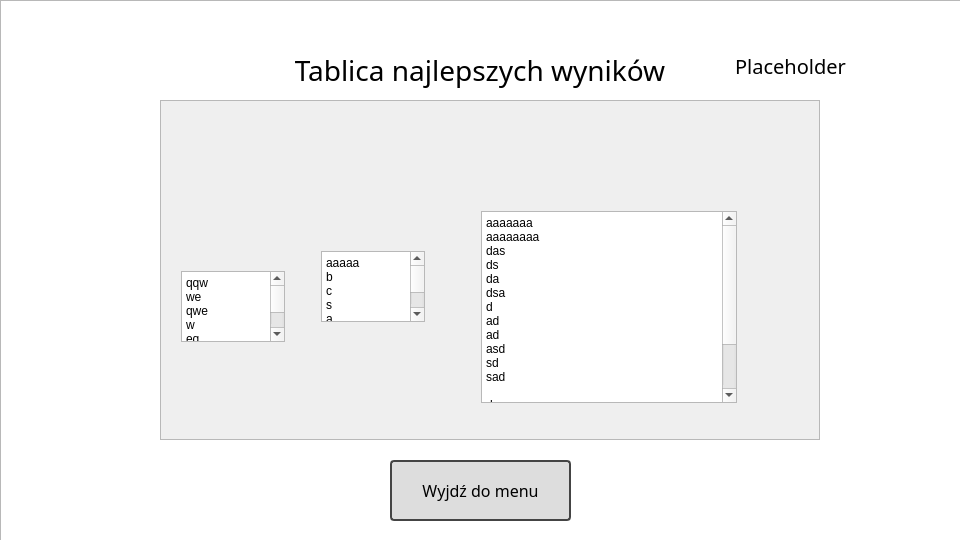
Before: the Qt Designer form MainWindow.ui in zielony414/SudokuQT, drawn with Qt 5.
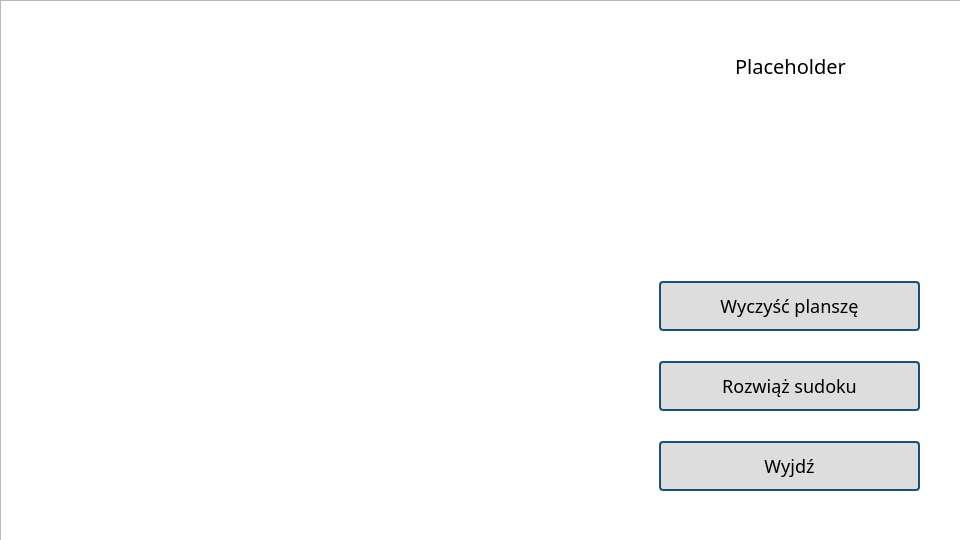
After: the same form once the commit is applied. Icons and pictures are not drawn.

Commit message: Dodanie klasy Wyniki

```diff
--- a/MainWindow.ui
+++ b/MainWindow.ui
@@ -3989,155 +3989,6 @@
       <set>Qt::AlignCenter</set>
      </property>
     </widget>
-    <widget class="QScrollArea" name="scrollArea">
-     <property name="geometry">
-      <rect>
-       <x>160</x>
-       <y>100</y>
-       <width>660</width>
-       <height>340</height>
-      </rect>
-     </property>
-     <property name="verticalScrollBarPolicy">
-      <enum>Qt::ScrollBarAsNeeded</enum>
-     </property>
-     <property name="widgetResizable">
-      <bool>true</bool>
-     </property>
-     <widget class="QWidget" name="scrollAreaWidgetContents">
-      <property name="geometry">
-       <rect>
-        <x>0</x>
-        <y>0</y>
-        <width>658</width>
-        <height>338</height>
-       </rect>
-      </property>
-      <widget class="QTextEdit" name="textEdit">
-       <property name="geometry">
-        <rect>
-         <x>160</x>
-         <y>150</y>
-         <width>104</width>
-         <height>71</height>
-        </rect>
-       </property>
-       <property name="inputMethodHints">
-        <set>Qt::ImhMultiLine</set>
-       </property>
-       <property name="readOnly">
-        <bool>true</bool>
-       </property>
-       <property name="html">
-        <string>&lt;!DOCTYPE HTML PUBLIC &quot;-//W3C//DTD HTML 4.0//EN&quot; &quot;http://www.w3.org/TR/REC-html40/strict.dtd&quot;&gt;
-&lt;html&gt;&lt;head&gt;&lt;meta name=&quot;qrichtext&quot; content=&quot;1&quot; /&gt;&lt;meta charset=&quot;utf-8&quot; /&gt;&lt;style type=&quot;text/css&quot;&gt;
-p, li { white-space: pre-wrap; }
-hr { height: 1px; border-width: 0; }
-li.unchecked::marker { content: &quot;\2610&quot;; }
-li.checked::marker { content: &quot;\2612&quot;; }
-&lt;/style&gt;&lt;/head&gt;&lt;body style=&quot; font-family:'Segoe UI'; font-size:9pt; font-weight:400; font-style:normal;&quot;&gt;
-&lt;p style=&quot; margin-top:0px; margin-bottom:0px; margin-left:0px; margin-right:0px; -qt-block-indent:0; text-indent:0px;&quot;&gt;aaaaa&lt;/p&gt;
-&lt;p style=&quot; margin-top:0px; margin-bottom:0px; margin-left:0px; margin-right:0px; -qt-block-indent:0; text-indent:0px;&quot;&gt;b&lt;/p&gt;
-&lt;p style=&quot; margin-top:0px; margin-bottom:0px; margin-left:0px; margin-right:0px; -qt-block-indent:0; text-indent:0px;&quot;&gt;c&lt;/p&gt;
-&lt;p style=&quot; margin-top:0px; margin-bottom:0px; margin-left:0px; margin-right:0px; -qt-block-indent:0; text-indent:0px;&quot;&gt;s&lt;/p&gt;
-&lt;p style=&quot; margin-top:0px; margin-bottom:0px; margin-left:0px; margin-right:0px; -qt-block-indent:0; text-indent:0px;&quot;&gt;a&lt;/p&gt;
-&lt;p style=&quot; margin-top:0px; margin-bottom:0px; margin-left:0px; margin-right:0px; -qt-block-indent:0; text-indent:0px;&quot;&gt;a&lt;/p&gt;
-&lt;p style=&quot; margin-top:0px; margin-bottom:0px; margin-left:0px; margin-right:0px; -qt-block-indent:0; text-indent:0px;&quot;&gt;d&lt;/p&gt;
-&lt;p style=&quot; margin-top:0px; margin-bottom:0px; margin-left:0px; margin-right:0px; -qt-block-indent:0; text-indent:0px;&quot;&gt;as&lt;/p&gt;
-&lt;p style=&quot; margin-top:0px; margin-bottom:0px; margin-left:0px; margin-right:0px; -qt-block-indent:0; text-indent:0px;&quot;&gt;da&lt;/p&gt;
-&lt;p style=&quot; margin-top:0px; margin-bottom:0px; margin-left:0px; margin-right:0px; -qt-block-indent:0; text-indent:0px;&quot;&gt;sd&lt;/p&gt;
-&lt;p style=&quot; margin-top:0px; margin-bottom:0px; margin-left:0px; margin-right:0px; -qt-block-indent:0; text-indent:0px;&quot;&gt;ad&lt;/p&gt;
-&lt;p style=&quot; margin-top:0px; margin-bottom:0px; margin-left:0px; margin-right:0px; -qt-block-indent:0; text-indent:0px;&quot;&gt;asd&lt;/p&gt;
-&lt;p style=&quot; margin-top:0px; margin-bottom:0px; margin-left:0px; margin-right:0px; -qt-block-indent:0; text-indent:0px;&quot;&gt;asda&lt;/p&gt;
-&lt;p style=&quot;-qt-paragraph-type:empty; margin-top:0px; margin-bottom:0px; margin-left:0px; margin-right:0px; -qt-block-indent:0; text-indent:0px;&quot;&gt;&lt;br /&gt;&lt;/p&gt;
-&lt;p style=&quot; margin-top:0px; margin-bottom:0px; margin-left:0px; margin-right:0px; -qt-block-indent:0; text-indent:0px;&quot;&gt;da&lt;/p&gt;&lt;/body&gt;&lt;/html&gt;</string>
-       </property>
-      </widget>
-      <widget class="QTextBrowser" name="textBrowser">
-       <property name="geometry">
-        <rect>
-         <x>320</x>
-         <y>110</y>
-         <width>256</width>
-         <height>192</height>
-        </rect>
-       </property>
-       <property name="sizeAdjustPolicy">
-        <enum>QAbstractScrollArea::AdjustToContentsOnFirstShow</enum>
-       </property>
-       <property name="autoFormatting">
-        <set>QTextEdit::AutoNone</set>
-       </property>
-       <property name="readOnly">
-        <bool>true</bool>
-       </property>
-       <property name="html">
-        <string>&lt;!DOCTYPE HTML PUBLIC &quot;-//W3C//DTD HTML 4.0//EN&quot; &quot;http://www.w3.org/TR/REC-html40/strict.dtd&quot;&gt;
-&lt;html&gt;&lt;head&gt;&lt;meta name=&quot;qrichtext&quot; content=&quot;1&quot; /&gt;&lt;meta charset=&quot;utf-8&quot; /&gt;&lt;style type=&quot;text/css&quot;&gt;
-p, li { white-space: pre-wrap; }
-hr { height: 1px; border-width: 0; }
-li.unchecked::marker { content: &quot;\2610&quot;; }
-li.checked::marker { content: &quot;\2612&quot;; }
-&lt;/style&gt;&lt;/head&gt;&lt;body style=&quot; font-family:'Segoe UI'; font-size:9pt; font-weight:400; font-style:normal;&quot;&gt;
-&lt;p style=&quot; margin-top:0px; margin-bottom:0px; margin-left:0px; margin-right:0px; -qt-block-indent:0; text-indent:0px;&quot;&gt;aaaaaaa&lt;/p&gt;
-&lt;p style=&quot; margin-top:0px; margin-bottom:0px; margin-left:0px; margin-right:0px; -qt-block-indent:0; text-indent:0px;&quot;&gt;aaaaaaaa&lt;/p&gt;
-&lt;p style=&quot; margin-top:0px; margin-bottom:0px; margin-left:0px; margin-right:0px; -qt-block-indent:0; text-indent:0px;&quot;&gt;das&lt;/p&gt;
-&lt;p style=&quot; margin-top:0px; margin-bottom:0px; margin-left:0px; margin-right:0px; -qt-block-indent:0; text-indent:0px;&quot;&gt;ds&lt;/p&gt;
-&lt;p style=&quot; margin-top:0px; margin-bottom:0px; margin-left:0px; margin-right:0px; -qt-block-indent:0; text-indent:0px;&quot;&gt;da&lt;/p&gt;
-&lt;p style=&quot; margin-top:0px; margin-bottom:0px; margin-left:0px; margin-right:0px; -qt-block-indent:0; text-indent:0px;&quot;&gt;dsa&lt;/p&gt;
-&lt;p style=&quot; margin-top:0px; margin-bottom:0px; margin-left:0px; margin-right:0px; -qt-block-indent:0; text-indent:0px;&quot;&gt;d&lt;/p&gt;
-&lt;p style=&quot; margin-top:0px; margin-bottom:0px; margin-left:0px; margin-right:0px; -qt-block-indent:0; text-indent:0px;&quot;&gt;ad&lt;/p&gt;
-&lt;p style=&quot; margin-top:0px; margin-bottom:0px; margin-left:0px; margin-right:0px; -qt-block-indent:0; text-indent:0px;&quot;&gt;ad&lt;/p&gt;
-&lt;p style=&quot; margin-top:0px; margin-bottom:0px; margin-left:0px; margin-right:0px; -qt-block-indent:0; text-indent:0px;&quot;&gt;asd&lt;/p&gt;
-&lt;p style=&quot; margin-top:0px; margin-bottom:0px; margin-left:0px; margin-right:0px; -qt-block-indent:0; text-indent:0px;&quot;&gt;sd&lt;/p&gt;
-&lt;p style=&quot; margin-top:0px; margin-bottom:0px; margin-left:0px; margin-right:0px; -qt-block-indent:0; text-indent:0px;&quot;&gt;sad&lt;/p&gt;
-&lt;p style=&quot;-qt-paragraph-type:empty; margin-top:0px; margin-bottom:0px; margin-left:0px; margin-right:0px; -qt-block-indent:0; text-indent:0px;&quot;&gt;&lt;br /&gt;&lt;/p&gt;
-&lt;p style=&quot; margin-top:0px; margin-bottom:0px; margin-left:0px; margin-right:0px; -qt-block-indent:0; text-indent:0px;&quot;&gt;d&lt;/p&gt;
-&lt;p style=&quot; margin-top:0px; margin-bottom:0px; margin-left:0px; margin-right:0px; -qt-block-indent:0; text-indent:0px;&quot;&gt;sa&lt;/p&gt;
-&lt;p style=&quot; margin-top:0px; margin-bottom:0px; margin-left:0px; margin-right:0px; -qt-block-indent:0; text-indent:0px;&quot;&gt;das&lt;/p&gt;
-&lt;p style=&quot; margin-top:0px; margin-bottom:0px; margin-left:0px; margin-right:0px; -qt-block-indent:0; text-indent:0px;&quot;&gt;da&lt;/p&gt;
-&lt;p style=&quot; margin-top:0px; margin-bottom:0px; margin-left:0px; margin-right:0px; -qt-block-indent:0; text-indent:0px;&quot;&gt;dad&lt;/p&gt;&lt;/body&gt;&lt;/html&gt;</string>
-       </property>
-       <property name="textInteractionFlags">
-        <set>Qt::LinksAccessibleByMouse|Qt::TextSelectableByMouse</set>
-       </property>
-       <property name="placeholderText">
-        <string>Brak wyników</string>
-       </property>
-       <property name="openLinks">
-        <bool>false</bool>
-       </property>
-      </widget>
-      <widget class="QPlainTextEdit" name="plainTextEdit_2">
-       <property name="geometry">
-        <rect>
-         <x>20</x>
-         <y>170</y>
-         <width>104</width>
-         <height>71</height>
-        </rect>
-       </property>
-       <property name="readOnly">
-        <bool>true</bool>
-       </property>
-       <property name="plainText">
-        <string>qqw
-we
-qwe
-w
-eq
-e
-wq
-e
-qw
-e
-qw
-e
-</string>
-       </property>
-      </widget>
-     </widget>
-    </widget>
     <widget class="QPushButton" name="WyjdzWynikiButton">
      <property name="geometry">
       <rect>
@@ -4174,6 +4025,43 @@
       <string>Wyjdź do menu</string>
      </property>
     </widget>
+    <widget class="QTextEdit" name="WynikiText">
+     <property name="geometry">
+      <rect>
+       <x>160</x>
+       <y>100</y>
+       <width>660</width>
+       <height>340</height>
+      </rect>
+     </property>
+     <property name="font">
+      <font>
+       <pointsize>14</pointsize>
+      </font>
+     </property>
+     <property name="styleSheet">
+      <string notr="true"/>
+     </property>
+     <property name="undoRedoEnabled">
+      <bool>false</bool>
+     </property>
+     <property name="html">
+      <string>&lt;!DOCTYPE HTML PUBLIC &quot;-//W3C//DTD HTML 4.0//EN&quot; &quot;http://www.w3.org/TR/REC-html40/strict.dtd&quot;&gt;
+&lt;html&gt;&lt;head&gt;&lt;meta name=&quot;qrichtext&quot; content=&quot;1&quot; /&gt;&lt;meta charset=&quot;utf-8&quot; /&gt;&lt;style type=&quot;text/css&quot;&gt;
+p, li { white-space: pre-wrap; }
+hr { height: 1px; border-width: 0; }
+li.unchecked::marker { content: &quot;\2610&quot;; }
+li.checked::marker { content: &quot;\2612&quot;; }
+&lt;/style&gt;&lt;/head&gt;&lt;body style=&quot; font-family:'Segoe UI'; font-size:14pt; font-weight:400; font-style:normal;&quot;&gt;
+&lt;p align=&quot;center&quot; style=&quot;-qt-paragraph-type:empty; margin-top:0px; margin-bottom:0px; margin-left:0px; margin-right:0px; -qt-block-indent:0; text-indent:0px;&quot;&gt;&lt;br /&gt;&lt;/p&gt;&lt;/body&gt;&lt;/html&gt;</string>
+     </property>
+     <property name="textInteractionFlags">
+      <set>Qt::NoTextInteraction</set>
+     </property>
+     <property name="placeholderText">
+      <string>Brak wyników</string>
+     </property>
+    </widget>
    </widget>
    <widget class="QWidget" name="MenuWidget" native="true">
     <property name="enabled">
@@ -5069,7 +4957,7 @@
 </string>
         </property>
         <property name="text">
-         <string>Placeholder</string>
+         <string/>
         </property>
         <property name="alignment">
          <set>Qt::AlignCenter</set>
@@ -5508,15 +5396,15 @@
      </item>
     </layout>
    </widget>
+   <zorder>TabelaWynWidget</zorder>
    <zorder>PlanszaWidget</zorder>
    <zorder>GameWidget</zorder>
    <zorder>LvlWidget</zorder>
    <zorder>MenuWidget</zorder>
-   <zorder>WypelnijWidget</zorder>
    <zorder>UzytkownikWidget</zorder>
    <zorder>plainTextEdit</zorder>
    <zorder>UzytkownikLabel</zorder>
-   <zorder>TabelaWynWidget</zorder>
+   <zorder>WypelnijWidget</zorder>
   </widget>
  </widget>
  <layoutdefault spacing="6" margin="11"/>
```
The commit also changes 11 other files.
